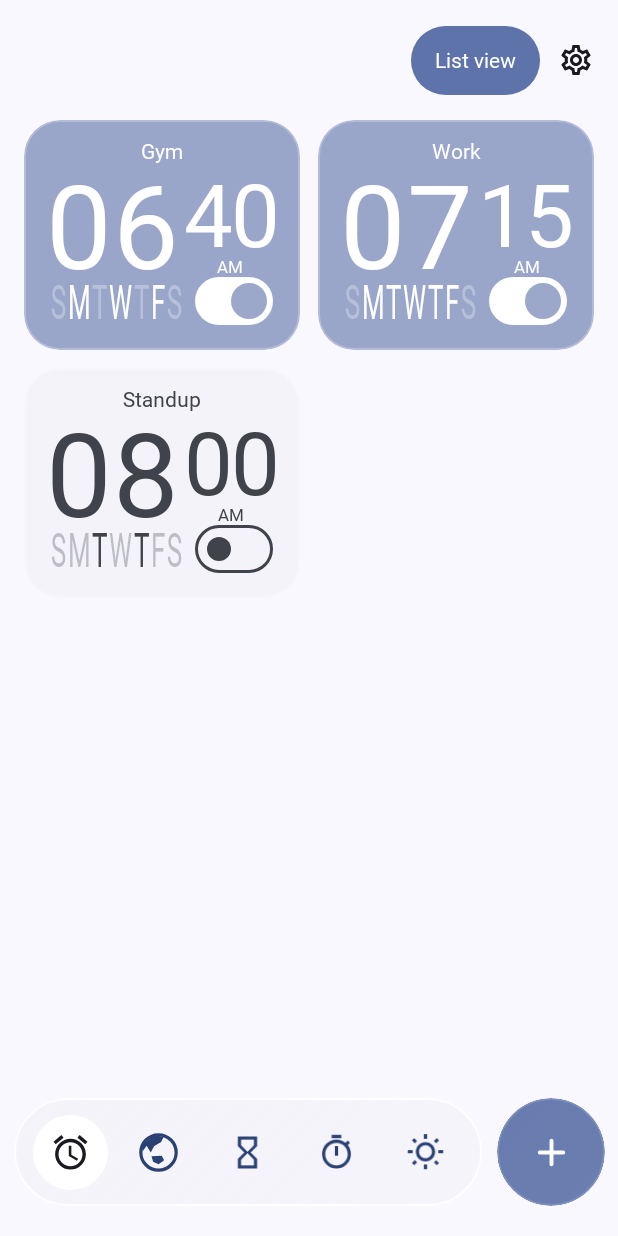
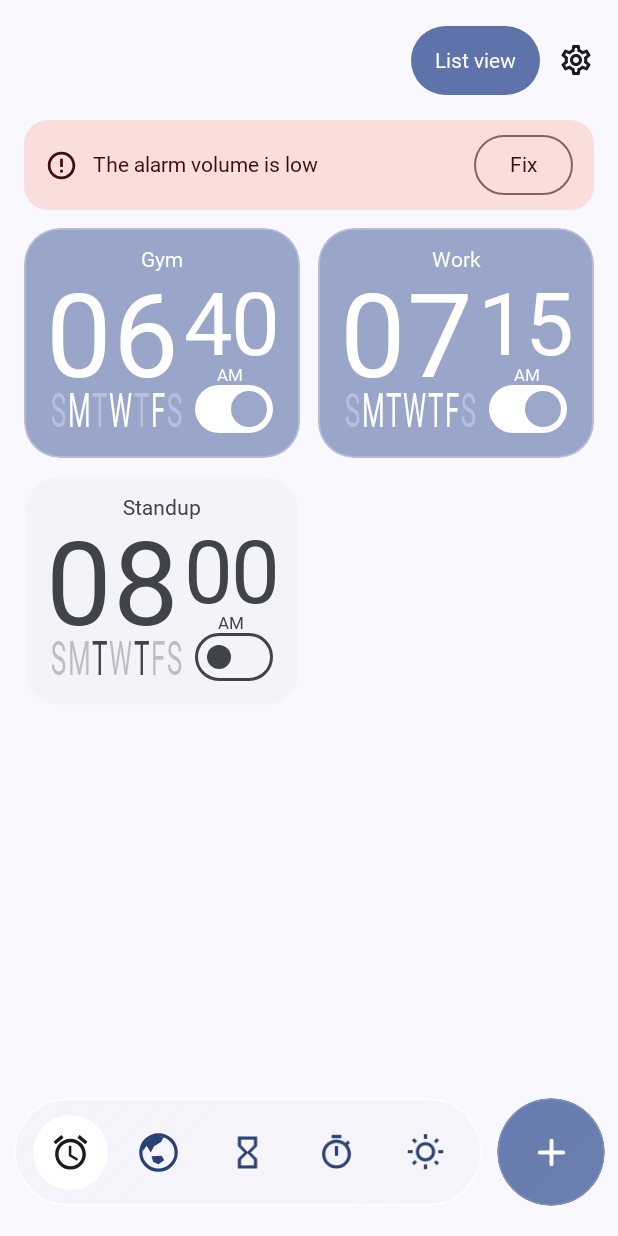
Before and after one commit to Masteratwork2049/Wakr, an Android app built with Jetpack Compose: the screen it shows after launch (MainActivity), after a tap on "Continue", on a phone screen of 412 x 824 dp. Run offline under Robolectric (Android 15) with nearby library versions, the phone set to English and light mode, and no system bars; Roboto replaces fonts that are not available here.

Commit message:
Warn when the Android alarm volume is low

```diff
--- a/app/src/main/AndroidManifest.xml
+++ b/app/src/main/AndroidManifest.xml
@@ -31,6 +31,7 @@
     <uses-permission android:name="android.permission.FOREGROUND_SERVICE" />
     <uses-permission android:name="android.permission.FOREGROUND_SERVICE_MEDIA_PLAYBACK" />
     <uses-permission android:name="android.permission.VIBRATE" />
+    <uses-permission android:name="android.permission.MODIFY_AUDIO_SETTINGS" />
     <uses-permission android:name="android.permission.WAKE_LOCK" />
     <uses-permission android:name="android.permission.CAMERA" />
     <uses-permission android:name="android.permission.NFC" />
--- a/app/src/main/java/com/wakr/app/ui/ClockApp.kt
+++ b/app/src/main/java/com/wakr/app/ui/ClockApp.kt
@@ -467,6 +467,7 @@ fun ClockApp(startTab: String? = null, startRequestId: Long = 0L, vm: ClockViewM
                                     onSelectionCountChange = { alarmSelectionCount = it },
                                     clearSelectionSignal = clearSelectionSignal, deleteClickSignal = deleteClickSignal,
                                     editingAlarm = editing, widePane = single,
+                                    watchAlarmVolume = activeTab == Tab.ALARMS,
                                     contentPadding = insets, modifier = layout)
                             }
                         }
--- /dev/null
+++ b/app/src/main/java/com/wakr/app/ui/screens/AlarmVolumeWarning.kt
@@ -0,0 +1,129 @@
+package com.wakr.app.ui.screens
+
+import android.media.AudioManager
+import android.os.Build
+import androidx.compose.foundation.BorderStroke
+import androidx.compose.foundation.layout.Arrangement
+import androidx.compose.foundation.layout.Row
+import androidx.compose.foundation.layout.fillMaxWidth
+import androidx.compose.foundation.layout.padding
+import androidx.compose.foundation.layout.size
+import androidx.compose.material.icons.Icons
+import androidx.compose.material.icons.outlined.ErrorOutline
+import androidx.compose.material3.ButtonDefaults
+import androidx.compose.material3.Icon
+import androidx.compose.material3.MaterialTheme
+import androidx.compose.material3.OutlinedButton
+import androidx.compose.material3.Surface
+import androidx.compose.material3.Text
+import androidx.compose.runtime.Composable
+import androidx.compose.runtime.LaunchedEffect
+import androidx.compose.runtime.getValue
+import androidx.compose.runtime.mutableStateOf
+import androidx.compose.runtime.remember
+import androidx.compose.runtime.setValue
+import androidx.compose.ui.Alignment
+import androidx.compose.ui.Modifier
+import androidx.compose.ui.platform.LocalContext
+import androidx.compose.ui.semantics.LiveRegionMode
+import androidx.compose.ui.semantics.liveRegion
+import androidx.compose.ui.semantics.semantics
+import androidx.compose.ui.unit.dp
+import androidx.lifecycle.Lifecycle
+import androidx.lifecycle.compose.LocalLifecycleOwner
+import androidx.lifecycle.repeatOnLifecycle
+import kotlinx.coroutines.delay
+import kotlin.math.roundToInt
+
+private const val ALARM_STREAM = AudioManager.STREAM_ALARM
+private const val FIX_VOLUME_FRACTION = 0.8f
+
+internal class AlarmVolumeWarningState(private val audio: AudioManager) {
+    var isLow by mutableStateOf(false)
+        private set
+    var fixFailed by mutableStateOf(false)
+        private set
+
+    init {
+        refresh()
+    }
+
+    fun refresh() {
+        val lowestAudible = if (Build.VERSION.SDK_INT >= Build.VERSION_CODES.P) {
+            audio.getStreamMinVolume(ALARM_STREAM).coerceAtLeast(1)
+        } else {
+            1
+        }
+        isLow = audio.getStreamMaxVolume(ALARM_STREAM) > 0 &&
+            (audio.isStreamMute(ALARM_STREAM) || audio.getStreamVolume(ALARM_STREAM) <= lowestAudible)
+        if (!isLow) fixFailed = false
+    }
+
+    fun fix() {
+        // Read again in case the user adjusted the alarm slider since the last refresh.
+        refresh()
+        if (!isLow) return
+        try {
+            val maxVolume = audio.getStreamMaxVolume(ALARM_STREAM)
+            val target = (maxVolume * FIX_VOLUME_FRACTION).roundToInt().coerceIn(1, maxVolume)
+            audio.setStreamVolume(ALARM_STREAM, target, AudioManager.FLAG_SHOW_UI)
+            if (audio.isStreamMute(ALARM_STREAM)) {
+                audio.adjustStreamVolume(ALARM_STREAM, AudioManager.ADJUST_UNMUTE, 0)
+            }
+        } catch (_: SecurityException) {
+            // Android can reject stream changes under restricted audio policies.
+        }
+        refresh()
+        fixFailed = isLow
+    }
+}
+
+@Composable
+internal fun rememberAlarmVolumeWarning(): AlarmVolumeWarningState? {
+    val context = LocalContext.current
+    val audio = remember(context) { context.getSystemService(AudioManager::class.java) } ?: return null
+    val state = remember(audio) { AlarmVolumeWarningState(audio) }
+    val lifecycle = LocalLifecycleOwner.current.lifecycle
+    // The system sliders can change without Wakr losing focus. Read the actual stream while
+    // Alarms is visible so the banner also follows manual changes on those devices.
+    LaunchedEffect(state, lifecycle) {
+        lifecycle.repeatOnLifecycle(Lifecycle.State.STARTED) {
+            while (true) {
+                state.refresh()
+                delay(750)
+            }
+        }
+    }
+    return state
+}
+
+@Composable
+internal fun AlarmVolumeWarning(state: AlarmVolumeWarningState, modifier: Modifier = Modifier) {
+    val colors = MaterialTheme.colorScheme
+    Surface(
+        modifier = modifier.fillMaxWidth(),
+        shape = MaterialTheme.shapes.large,
+        color = colors.errorContainer,
+        contentColor = colors.onErrorContainer,
+    ) {
+        Row(
+            modifier = Modifier.padding(horizontal = 14.dp, vertical = 6.dp),
+            verticalAlignment = Alignment.CenterVertically,
+            horizontalArrangement = Arrangement.spacedBy(10.dp),
+        ) {
+            Icon(Icons.Outlined.ErrorOutline, contentDescription = null, modifier = Modifier.size(22.dp))
+            Text(
+                if (state.fixFailed) "Couldn't raise alarm volume" else "The alarm volume is low",
+                modifier = Modifier.weight(1f).semantics { liveRegion = LiveRegionMode.Polite },
+                style = MaterialTheme.typography.titleSmall,
+            )
+            OutlinedButton(
+                onClick = state::fix,
+                colors = ButtonDefaults.outlinedButtonColors(contentColor = colors.onErrorContainer),
+                border = BorderStroke(1.dp, colors.onErrorContainer.copy(alpha = .6f)),
+            ) {
+                Text("Fix")
+            }
+        }
+    }
+}
--- a/app/src/main/java/com/wakr/app/ui/screens/AlarmsScreen.kt
+++ b/app/src/main/java/com/wakr/app/ui/screens/AlarmsScreen.kt
@@ -3,7 +3,6 @@ package com.wakr.app.ui.screens
 
 import android.util.Log
 import androidx.compose.animation.AnimatedContent
-import androidx.compose.animation.AnimatedVisibility
 import androidx.compose.animation.animateColorAsState
 import androidx.compose.animation.fadeIn
 import androidx.compose.animation.fadeOut
@@ -33,6 +32,8 @@ import androidx.compose.foundation.layout.Column
 import androidx.compose.foundation.layout.PaddingValues
 import androidx.compose.foundation.layout.Row
 import androidx.compose.foundation.layout.Spacer
+import androidx.compose.foundation.layout.calculateEndPadding
+import androidx.compose.foundation.layout.calculateStartPadding
 import androidx.compose.foundation.layout.fillMaxSize
 import androidx.compose.foundation.layout.fillMaxWidth
 import androidx.compose.foundation.layout.offset
@@ -92,6 +93,7 @@ import androidx.compose.ui.graphics.Color
 import androidx.compose.ui.graphics.graphicsLayer
 import androidx.compose.ui.platform.LocalDensity
 import androidx.compose.ui.platform.LocalFontFamilyResolver
+import androidx.compose.ui.platform.LocalLayoutDirection
 import androidx.compose.ui.platform.LocalView
 import androidx.compose.ui.text.AnnotatedString
 import androidx.compose.ui.text.font.FontWeight
@@ -241,7 +243,9 @@ fun AlarmsScreen(
     editingAlarm: Alarm? = null,
     modifier: Modifier = Modifier,
     widePane: Boolean = false,
+    watchAlarmVolume: Boolean = true,
 ) {
+    val volumeWarning = if (watchAlarmVolume) rememberAlarmVolumeWarning() else null
     // Track how many cards are revealed during first-launch post-onboarding stagger
     var visibleCardsCount by remember(staggerEntranceToken) {
         mutableIntStateOf(if (staggerEntranceToken > 0) 0 else Int.MAX_VALUE)
@@ -360,10 +364,24 @@ fun AlarmsScreen(
     val windowSizeInfo = LocalAppWindowSizeInfo.current
 
     FixedEdgeFadeContainer(
-            topInset = contentPadding.calculateTopPadding(),
-            bottomInset = contentPadding.calculateBottomPadding(),
-            modifier = modifier,
-        ) {
+        topInset = contentPadding.calculateTopPadding(),
+        bottomInset = contentPadding.calculateBottomPadding(),
+        modifier = modifier,
+    ) {
+        val direction = LocalLayoutDirection.current
+        val start = contentPadding.calculateStartPadding(direction)
+        val end = contentPadding.calculateEndPadding(direction)
+        val showWarning = volumeWarning?.isLow == true
+        val panelPadding = if (showWarning) {
+            PaddingValues(start = start, end = end, bottom = contentPadding.calculateBottomPadding())
+        } else contentPadding
+        Column(Modifier.fillMaxSize()) {
+            if (showWarning && volumeWarning != null) {
+                AlarmVolumeWarning(
+                    volumeWarning,
+                    Modifier.padding(start = start, top = contentPadding.calculateTopPadding(), end = end, bottom = 12.dp),
+                )
+            }
             AnimatedContent(
                 targetState = displayedAlarms.isEmpty(),
                 transitionSpec = {
@@ -386,28 +404,27 @@ fun AlarmsScreen(
                     }
                 },
                 label = "alarmsEmptyTransition",
-                modifier = Modifier.fillMaxSize(),
+                modifier = Modifier.fillMaxWidth().weight(1f),
             ) { isEmpty ->
                 if (isEmpty) {
                     EmptyAlarmState(
                         onAddAlarm = { onAddAlarm?.invoke() },
-                        contentPadding = contentPadding,
+                        modifier = Modifier.padding(panelPadding),
                     )
                 } else {
                     BoxWithConstraints(Modifier.fillMaxSize()) {
-                    val direction = androidx.compose.ui.platform.LocalLayoutDirection.current
-                    val usableWidth = maxWidth - contentPadding.calculateLeftPadding(direction) - contentPadding.calculateRightPadding(direction)
+                    val usableWidth = maxWidth - start - end
                     val columns = if (!listLayout && usableWidth >= 280.dp) 2 else 1
                     LazyVerticalGrid(
                         columns = GridCells.Fixed(columns),
                         modifier = Modifier.fillMaxSize(),
-                        contentPadding = contentPadding,
+                        contentPadding = panelPadding,
                         horizontalArrangement = Arrangement.spacedBy(12.dp),
                         verticalArrangement = Arrangement.spacedBy(12.dp),
                     ) {
                         itemsIndexed(displayedAlarms, key = { _, alarm -> alarm.id }) { index, alarm ->
                             val isCardVisible = alarm.id !in exitingAlarmIds && (index < visibleCardsCount)
-                            AnimatedVisibility(
+                            androidx.compose.animation.AnimatedVisibility(
                                 modifier = Modifier.animateItem(
                                     placementSpec = spring(
                                         stiffness = 380f,
@@ -459,6 +476,7 @@ fun AlarmsScreen(
                 }
             }
         }
+    }
 
     if (showDeleteConfirmSheet) {
         val deletableIds = alarms.filter { it.id in selectedIds }.mapTo(mutableSetOf()) { it.id }
@@ -1365,13 +1383,11 @@ private const val DAY_WEIGHT_OFF = 400
 @Composable
 private fun EmptyAlarmState(
     onAddAlarm: () -> Unit,
-    contentPadding: PaddingValues,
     modifier: Modifier = Modifier,
 ) {
     Column(
         modifier = modifier
             .fillMaxSize()
-            .padding(contentPadding)
             .padding(horizontal = 32.dp),
         horizontalAlignment = Alignment.CenterHorizontally,
         verticalArrangement = Arrangement.Center,
```
